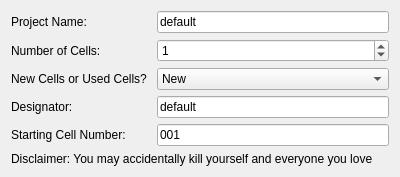
Above: wizardpageone.ui from Lexcelon/batlab-toolkit-gui before the change. Below: the same form after it.
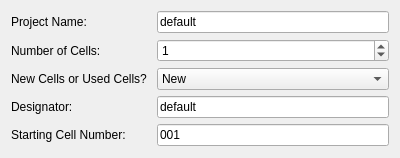
That is the form after the change.

```diff
--- a/wizardpageone.ui
+++ b/wizardpageone.ui
@@ -107,13 +107,6 @@
      </item>
     </layout>
    </item>
-   <item>
-    <widget class="QLabel" name="label_4">
-     <property name="text">
-      <string>Disclaimer: You may accidentally kill yourself and everyone you love</string>
-     </property>
-    </widget>
-   </item>
   </layout>
  </widget>
  <resources/>
```
